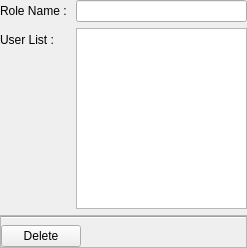
The window that src/widgets/quarolewidgetedit.ui (juangburgos/QUaAccessControl) describes before a commit, drawn with Qt 5.
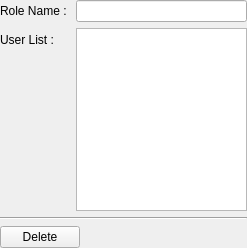
The same window after the commit.

Diff of the .ui file:
```diff
--- a/src/widgets/quarolewidgetedit.ui
+++ b/src/widgets/quarolewidgetedit.ui
@@ -39,7 +39,7 @@
    <item row="2" column="0" colspan="2">
     <widget class="QFrame" name="frameEditActions">
      <property name="frameShape">
-      <enum>QFrame::StyledPanel</enum>
+      <enum>QFrame::NoFrame</enum>
      </property>
      <property name="frameShadow">
       <enum>QFrame::Raised</enum>
```
